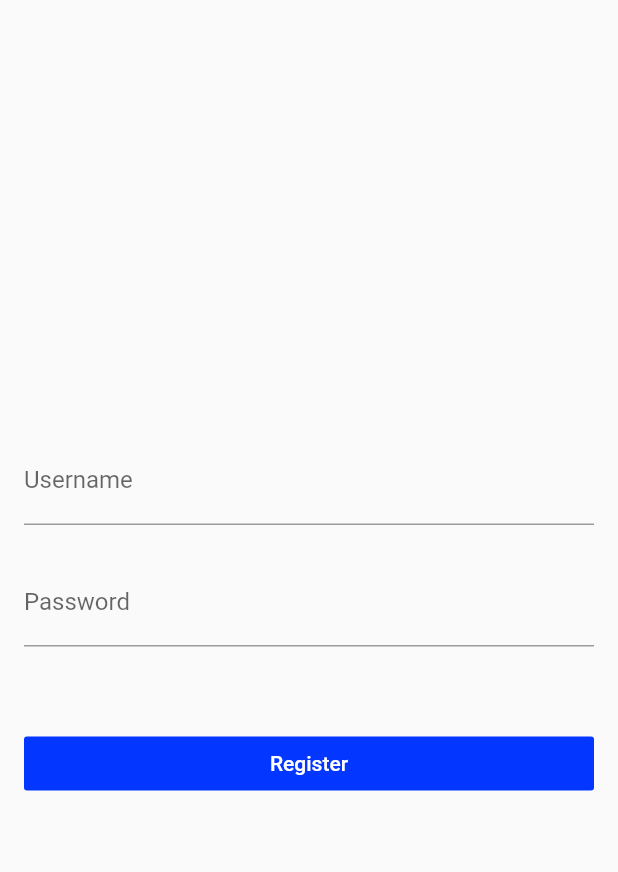
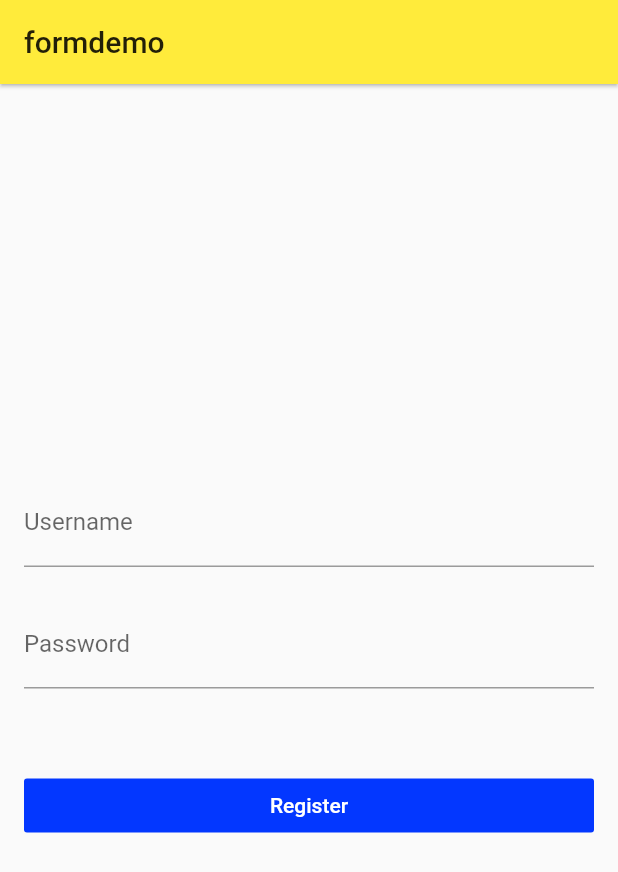
Before and after one commit to shiquan18/aiyi_flutter_demo, a Flutter app: the FroDemo screen opened directly, on a phone screen of 412 x 824 dp. Shown: the top 872 px of the screen. Run offline on Flutter 3.47's test engine with Material 2 defaults, Android fonts, the phone set to English and light mode, and no system bars.

Commit message:
加入formdemo

```diff
--- a/lib/demo/form_demo.dart
+++ b/lib/demo/form_demo.dart
@@ -4,6 +4,10 @@ class FroDemo extends StatelessWidget {
   @override
   Widget build(BuildContext context) {
     return Scaffold(
+      appBar: AppBar(
+        title: Text('formdemo'),
+        elevation: 1.0,
+      ),
       body: Theme(
           data: Theme.of(context).copyWith(
             primaryColor: Colors.black,
--- a/lib/demo/material_components.dart
+++ b/lib/demo/material_components.dart
@@ -1,4 +1,5 @@
 import 'package:aiyi_flutter_demo_app/demo/button_demo.dart';
+import 'package:aiyi_flutter_demo_app/demo/form_demo.dart';
 import 'package:aiyi_flutter_demo_app/demo/popup_menu_button_demo.dart';
 import 'package:flutter/material.dart';
 
@@ -9,6 +10,7 @@ class MaterialComponents extends StatelessWidget {
       appBar: AppBar(title: Text('MaterialComponents'), elevation: 2.0),
       body: ListView(
         children: <Widget>[
+          ListItem(title: 'Form', page: FroDemo()),
           ListItem(title: 'PopupMenuButton', page: PopupMenuButtonDemo()),
           ListItem(title: 'Button', page: ButtonDemo()),
           ListItem(title: '_WidgetDemo', page: _WidgetDemo()),
```
